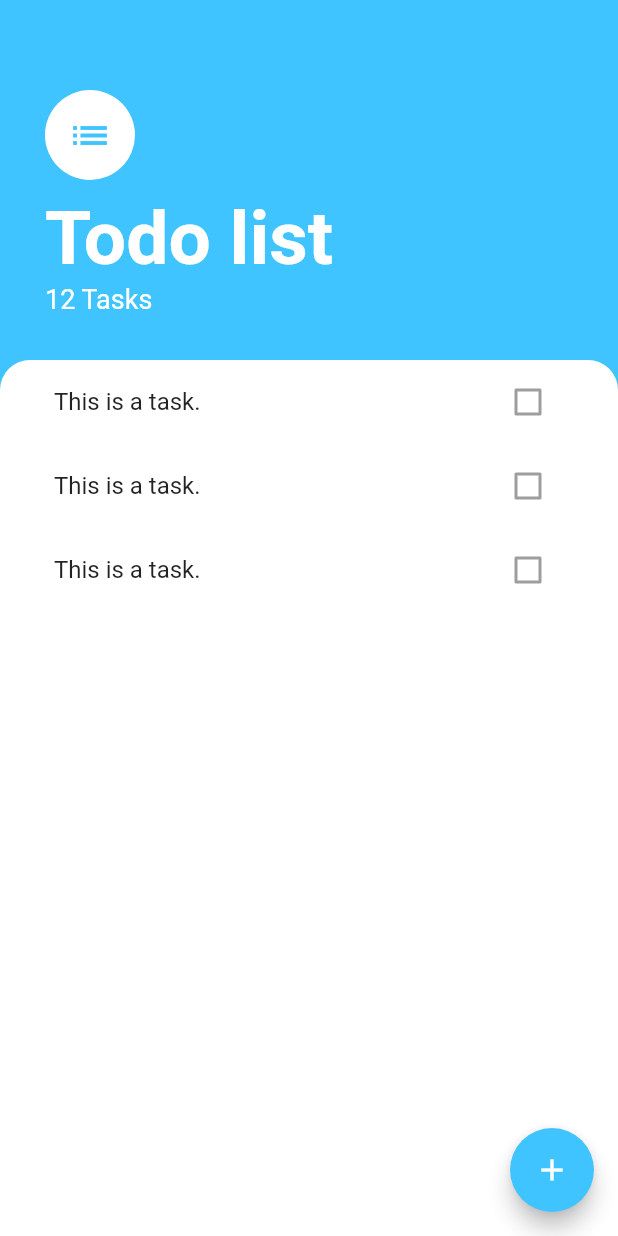
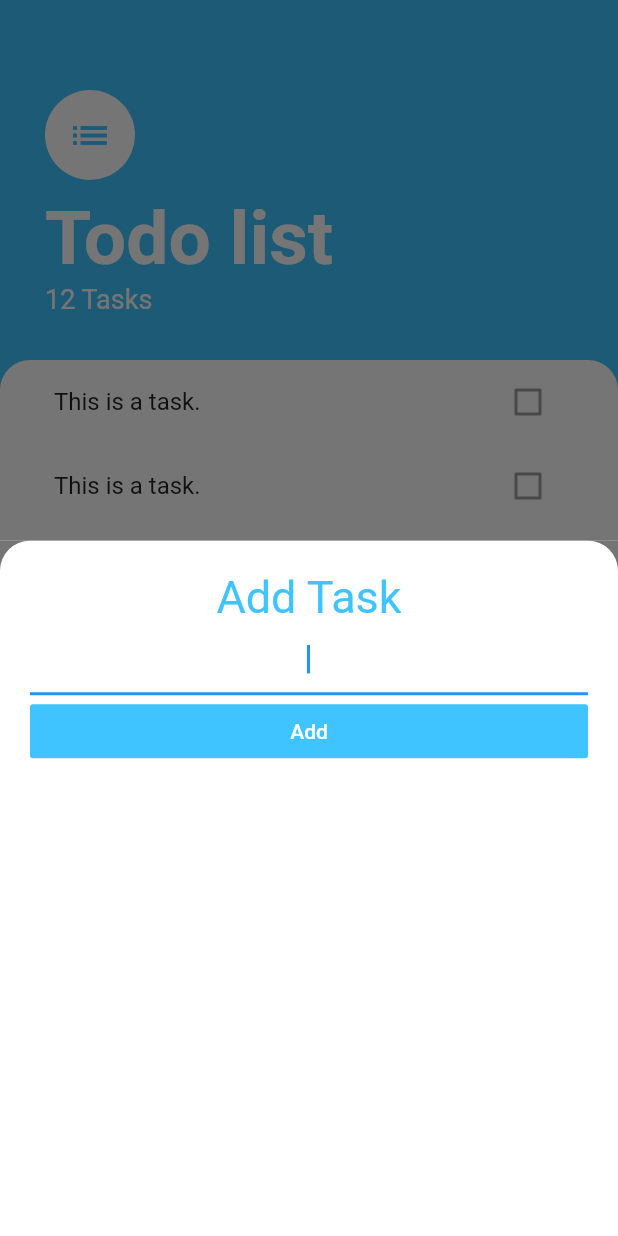
Before and after one commit to jin-aiit-a1824jj/flutter-tutorial-11-todolist_sample_provider, a Flutter app: the screen it shows after launch, after a tap on the "add" icon, on a phone screen of 412 x 824 dp. Run offline on Flutter 3.47's test engine with Material 2 defaults, Android fonts, the phone set to English and light mode, and no system bars.

```diff
--- /dev/null
+++ b/lib/screens/add_task_screen.dart
@@ -0,0 +1,47 @@
+import 'package:flutter/material.dart';
+
+class AddTaskScreen extends StatelessWidget {
+  @override
+  Widget build(BuildContext context) {
+    return Container(
+      color: Color(0xff757575),
+      child: Container(
+        padding: EdgeInsets.all(20.0),
+        decoration: BoxDecoration(
+          color: Colors.white,
+          borderRadius: BorderRadius.only(
+              topLeft: Radius.circular(20.0), topRight: Radius.circular(20.0)),
+        ),
+        child: Column(
+          crossAxisAlignment: CrossAxisAlignment.stretch,
+          children: <Widget>[
+            Text(
+              'Add Task',
+              textAlign: TextAlign.center,
+              style: TextStyle(
+                fontSize: 30.0,
+                color: Colors.lightBlueAccent,
+              ),
+            ),
+            TextField(
+              autofocus: true,
+              textAlign: TextAlign.center,
+            ),
+            FlatButton(
+              child: Text(
+                'Add',
+                style: TextStyle(
+                  color: Colors.white,
+                ),
+              ),
+              color: Colors.lightBlueAccent,
+              onPressed: () {
+
+              },
+            ),
+          ],
+        ),
+      ),
+    );
+  }
+}
--- a/lib/screens/tasks_screen.dart
+++ b/lib/screens/tasks_screen.dart
@@ -1,4 +1,5 @@
 import 'package:flutter/material.dart';
+import 'package:todolistsampel/screens/add_task_screen.dart';
 import 'package:todolistsampel/widgets/tasks_list.dart';
 
 class TasksScreen extends StatelessWidget {
@@ -10,7 +11,7 @@ class TasksScreen extends StatelessWidget {
         backgroundColor: Colors.lightBlueAccent,
         child: Icon(Icons.add),
         onPressed: (){
-
+          showModalBottomSheet(context: context, builder: (context)=>AddTaskScreen());
         },
       ),
       body: Column(
@@ -66,4 +67,5 @@ class TasksScreen extends StatelessWidget {
       ),
     );
   }
+
 }
```
